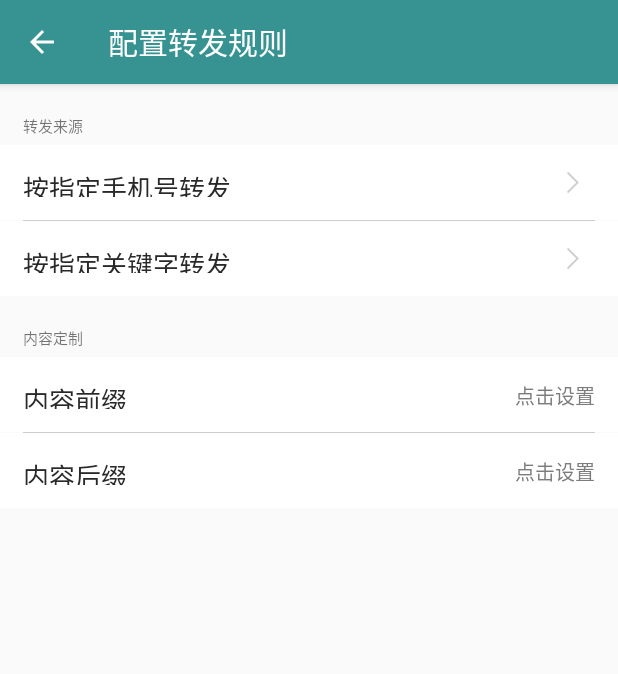
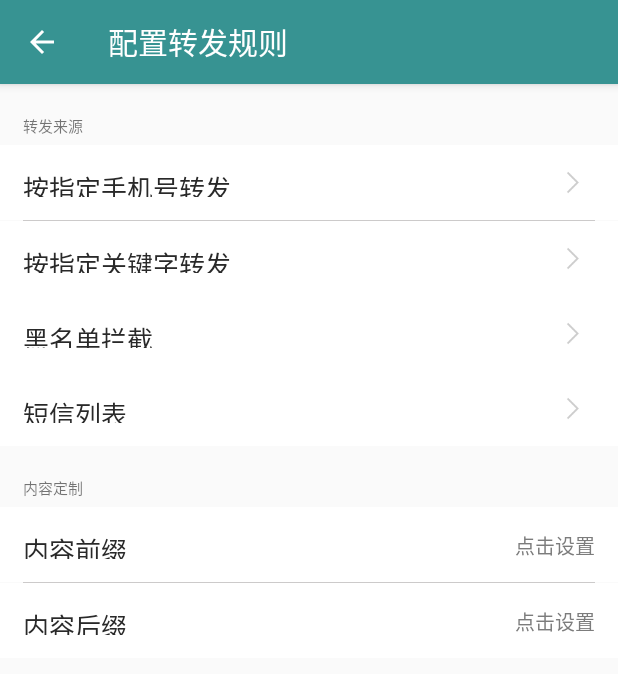
Before and after one commit to HoseaDev/SMSRedirectEmail, an Android app: the RuleActivity screen opened directly, with no data from a screen before it, on a phone screen of 412 x 824 dp. Shown: the top 674 px of the screen. Run offline under Robolectric (Android 15) with nearby library versions, the phone set to English and light mode, and no system bars.

Commit message:
新增短信拉黑.由于自己用做的比较出粗糙.优化显示.如果超出120个中文字符就显示原主题否则就显示文本内容.这样更方便.

```diff
--- a/app/src/main/java/com/hl/messagerelayer/activity/RuleActivity.java
+++ b/app/src/main/java/com/hl/messagerelayer/activity/RuleActivity.java
@@ -16,15 +16,17 @@ import android.widget.TextView;
 import com.hl.messagerelayer.R;
 import com.hl.messagerelayer.confing.Constant;
 import com.hl.messagerelayer.utils.NativeDataManager;
+import com.hl.messagerelayer.utils.db.DataBaseManager;
 
 public class RuleActivity extends AppCompatActivity implements View.OnClickListener {
 
-    private RelativeLayout mMoblieRuleLayout, mKeywordRuleLayout, mPrefixRuleLayout, mSuffixRuleLayout;
+    private RelativeLayout mMoblieRuleLayout, mKeywordRuleLayout, mPrefixRuleLayout, mSuffixRuleLayout, mSmsListRuleLayout, mBlackRule;
     private NativeDataManager mNativeDataManager;
     private TextView mPrefixText, mSuffixText;
 
     @Override
     protected void onCreate(Bundle savedInstanceState) {
+
         super.onCreate(savedInstanceState);
         setContentView(R.layout.activity_rule);
 
@@ -46,6 +48,8 @@ public class RuleActivity extends AppCompatActivity implements View.OnClickListe
 
         mPrefixRuleLayout = (RelativeLayout) findViewById(R.id.layout_rule_prefix);
         mSuffixRuleLayout = (RelativeLayout) findViewById(R.id.layout_rule_suffix);
+        mSmsListRuleLayout = (RelativeLayout) findViewById(R.id.layout_rule_sms_list);
+        mBlackRule = (RelativeLayout) findViewById(R.id.layout_rule_black);
 
         mPrefixText = (TextView) findViewById(R.id.text_prefix);
         mSuffixText = (TextView) findViewById(R.id.text_suffix);
@@ -57,6 +61,8 @@ public class RuleActivity extends AppCompatActivity implements View.OnClickListe
 
         mPrefixRuleLayout.setOnClickListener(this);
         mSuffixRuleLayout.setOnClickListener(this);
+        mBlackRule.setOnClickListener(this);
+        mSmsListRuleLayout.setOnClickListener(this);
     }
 
     private void initData() {
@@ -83,6 +89,7 @@ public class RuleActivity extends AppCompatActivity implements View.OnClickListe
         switch (v.getId()) {
             case R.id.layout_rule_mobile:
                 startActivity(new Intent(this, SelectedContactActivity.class));
+
                 break;
             case R.id.layout_rule_keyword:
                 startActivity(new Intent(this, KeywordActivity.class));
@@ -92,6 +99,13 @@ public class RuleActivity extends AppCompatActivity implements View.OnClickListe
                 break;
             case R.id.layout_rule_suffix:
                 showEditDialog("请输入要附加的内容后缀", Constant.KEY_CONTENT_SUFFIX);
+                break;
+            case R.id.layout_rule_sms_list:
+                startActivity(new Intent(this, SmsActivity.class));
+
+                break;
+            case R.id.layout_rule_black:
+                startActivity(new Intent(this, SmsBlackActivity.class));
                 break;
         }
     }
--- a/app/src/main/java/com/hl/messagerelayer/confing/Constant.java
+++ b/app/src/main/java/com/hl/messagerelayer/confing/Constant.java
@@ -56,6 +56,11 @@ public class Constant {
     public static final String DB_KEY_MOBLIE = "mobile";
     public static final String DB_KEY_SELECTED = "selected";
 
+    //数据库配置
+    public static final String DB_TABLE_NAME_SMS_INTERCEPT = "sms_intercept";
+    public static final String DB_KEY_CONTENT = "content";
+
+
     //关键字的列表
     public static final String KEY_KEYWORD_LIST = "keyword";
 
--- a/app/src/main/res/layout/activity_rule.xml
+++ b/app/src/main/res/layout/activity_rule.xml
@@ -1,12 +1,12 @@
 <?xml version="1.0" encoding="utf-8"?>
-<LinearLayout
-    xmlns:android="http://schemas.android.com/apk/res/android"
+<LinearLayout xmlns:android="http://schemas.android.com/apk/res/android"
     xmlns:tools="http://schemas.android.com/tools"
     android:id="@+id/activity_rule"
     android:layout_width="match_parent"
     android:layout_height="match_parent"
     android:orientation="vertical"
     tools:context="com.hl.messagerelayer.activity.RuleActivity">
+
     <TextView
         android:layout_width="wrap_content"
         android:layout_height="wrap_content"
@@ -14,53 +14,107 @@
         android:layout_marginLeft="15dp"
         android:layout_marginTop="20dp"
         android:text="转发来源"
-        android:textSize="10sp"/>
+        android:textSize="10sp" />
+
     <RelativeLayout
         android:id="@+id/layout_rule_mobile"
         android:layout_width="match_parent"
         android:layout_height="50dp"
-        android:padding="15dp"
-        android:background="@android:color/white">
+        android:background="@android:color/white"
+        android:padding="15dp">
+
         <TextView
             android:layout_width="wrap_content"
             android:layout_height="match_parent"
             android:gravity="center_vertical"
             android:text="按指定手机号转发"
-            android:textSize="17sp"
-            android:textColor="@color/colorDarkText"/>
+            android:textColor="@color/colorDarkText"
+            android:textSize="17sp" />
+
         <ImageView
             android:id="@+id/image_skip_mobile"
             android:layout_width="wrap_content"
             android:layout_height="match_parent"
             android:layout_alignParentRight="true"
-            android:src="@mipmap/ic_skip"/>
+            android:src="@mipmap/ic_skip" />
     </RelativeLayout>
+
     <View
         android:layout_width="match_parent"
         android:layout_height="0.1dp"
         android:layout_marginLeft="15dp"
         android:layout_marginRight="15dp"
-        android:background="@color/colorLine"/>
+        android:background="@color/colorLine" />
+
     <RelativeLayout
         android:id="@+id/layout_rule_keyword"
         android:layout_width="match_parent"
         android:layout_height="50dp"
-        android:padding="15dp"
-        android:background="@android:color/white">
+        android:background="@android:color/white"
+        android:padding="15dp">
+
         <TextView
             android:layout_width="wrap_content"
             android:layout_height="match_parent"
             android:gravity="center_vertical"
             android:text="按指定关键字转发"
-            android:textSize="17sp"
-            android:textColor="@color/colorDarkText"/>
+            android:textColor="@color/colorDarkText"
+            android:textSize="17sp" />
+
         <ImageView
             android:id="@+id/image_skip_keyword"
             android:layout_width="wrap_content"
             android:layout_height="match_parent"
             android:layout_alignParentRight="true"
-            android:src="@mipmap/ic_skip"/>
+            android:src="@mipmap/ic_skip" />
     </RelativeLayout>
+
+
+    <RelativeLayout
+        android:id="@+id/layout_rule_black"
+        android:layout_width="match_parent"
+        android:layout_height="50dp"
+        android:background="@android:color/white"
+        android:padding="15dp">
+
+        <TextView
+            android:layout_width="wrap_content"
+            android:layout_height="match_parent"
+            android:gravity="center_vertical"
+            android:text="黑名单拦截"
+            android:textColor="@color/colorDarkText"
+            android:textSize="17sp" />
+
+        <ImageView
+            android:layout_width="wrap_content"
+            android:layout_height="match_parent"
+            android:layout_alignParentRight="true"
+            android:src="@mipmap/ic_skip" />
+    </RelativeLayout>
+
+
+    <RelativeLayout
+        android:id="@+id/layout_rule_sms_list"
+        android:layout_width="match_parent"
+        android:layout_height="50dp"
+        android:background="@android:color/white"
+        android:padding="15dp">
+
+        <TextView
+            android:layout_width="wrap_content"
+            android:layout_height="match_parent"
+            android:gravity="center_vertical"
+            android:text="短信列表"
+            android:textColor="@color/colorDarkText"
+            android:textSize="17sp" />
+
+        <ImageView
+            android:layout_width="wrap_content"
+            android:layout_height="match_parent"
+            android:layout_alignParentRight="true"
+            android:src="@mipmap/ic_skip" />
+    </RelativeLayout>
+
 
     <TextView
         android:layout_width="wrap_content"
@@ -69,22 +123,24 @@
         android:layout_marginLeft="15dp"
         android:layout_marginTop="20dp"
         android:text="内容定制"
-        android:textSize="10sp"/>
+        android:textSize="10sp" />
+
     <RelativeLayout
         android:id="@+id/layout_rule_prefix"
         android:layout_width="match_parent"
         android:layout_height="50dp"
-        android:padding="15dp"
-        android:background="@android:color/white">
+        android:background="@android:color/white"
+        android:padding="15dp">
 
         <TextView
             android:layout_width="wrap_content"
             android:layout_height="match_parent"
+            android:layout_alignParentLeft="true"
             android:gravity="center_vertical"
             android:text="内容前缀"
-            android:textSize="17sp"
             android:textColor="@color/colorDarkText"
-            android:layout_alignParentLeft="true"/>
+            android:textSize="17sp" />
+
         <TextView
             android:id="@+id/text_prefix"
             android:layout_width="wrap_content"
@@ -93,27 +149,31 @@
             android:gravity="center_vertical"
             android:text="点击设置"
             android:textColor="@color/colorLightText"
-            android:textSize="13sp"/>
+            android:textSize="13sp" />
     </RelativeLayout>
+
     <View
         android:layout_width="match_parent"
         android:layout_height="0.1dp"
         android:layout_marginLeft="15dp"
         android:layout_marginRight="15dp"
-        android:background="@color/colorLine"/>
+        android:background="@color/colorLine" />
+
     <RelativeLayout
         android:id="@+id/layout_rule_suffix"
         android:layout_width="match_parent"
         android:layout_height="50dp"
-        android:padding="15dp"
-        android:background="@android:color/white">
+        android:background="@android:color/white"
+        android:padding="15dp">
+
         <TextView
             android:layout_width="wrap_content"
             android:layout_height="match_parent"
             android:gravity="center_vertical"
             android:text="内容后缀"
-            android:textSize="17sp"
-            android:textColor="@color/colorDarkText"/>
+            android:textColor="@color/colorDarkText"
+            android:textSize="17sp" />
+
         <TextView
             android:id="@+id/text_suffix"
             android:layout_width="wrap_content"
@@ -122,6 +182,6 @@
             android:gravity="center_vertical"
             android:text="点击设置"
             android:textColor="@color/colorLightText"
-            android:textSize="13sp"/>
+            android:textSize="13sp" />
     </RelativeLayout>
 </LinearLayout>
```
Also changed, not shown: app/src/main/AndroidManifest.xml (+12 -1 lines), app/src/main/java/com/hl/messagerelayer/activity/SmsActivity.java (added, +100 -0 lines), app/src/main/java/com/hl/messagerelayer/activity/SmsBlackActivity.java (added, +103 -0 lines), app/src/main/java/com/hl/messagerelayer/adapter/SmsAdapter.java (added, +68 -0 lines), app/src/main/java/com/hl/messagerelayer/bean/SmsBean.java (added, +35 -0 lines), app/src/main/java/com/hl/messagerelayer/confing/SMSConfig.java (added, +14 -0 lines), app/src/main/java/com/hl/messagerelayer/receiver/MessageReceiver.java (+13 -0 lines), app/src/main/java/com/hl/messagerelayer/utils/EmailRelayerManager.java (+63 -26 lines), app/src/main/java/com/hl/messagerelayer/utils/db/DataBaseHelper.java (+10 -3 lines), app/src/main/java/com/hl/messagerelayer/utils/db/DataBaseManager.java (+48 -3 lines), app/src/main/res/layout/activity_sms_list.xml (added, +11 -0 lines), app/src/main/res/layout/item_sms.xml (added, +37 -0 lines).
